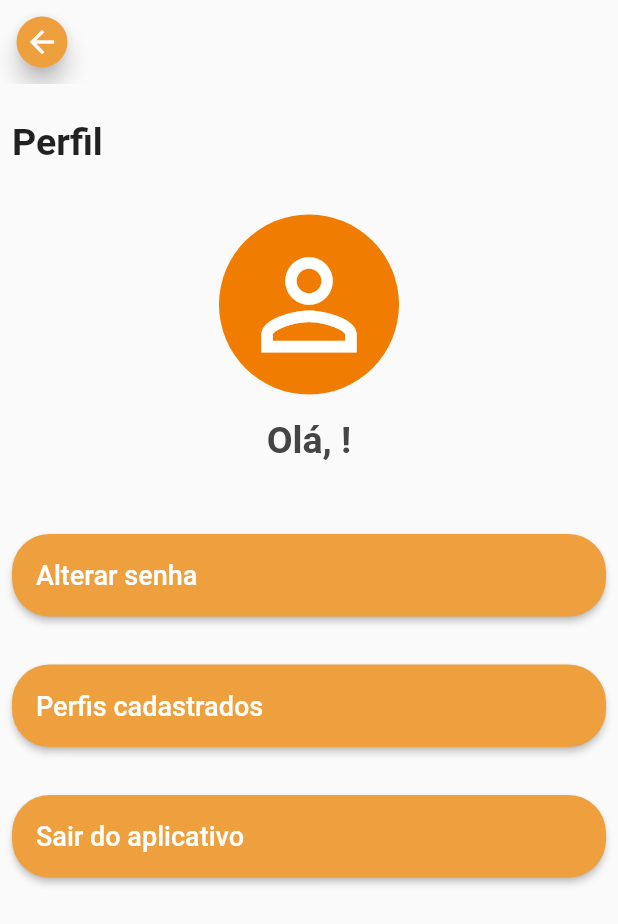
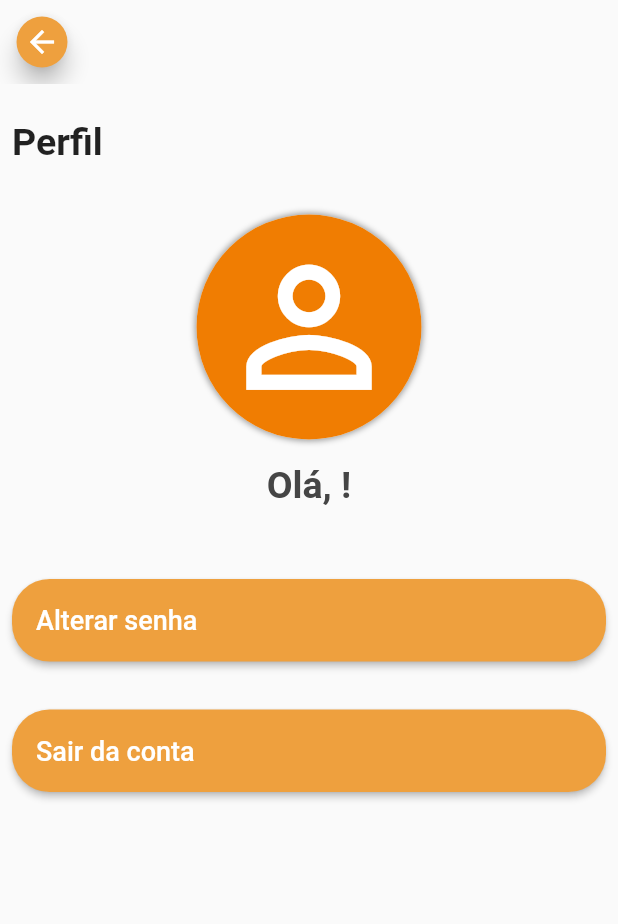
Before and after one commit to gustavocnp95/app-caldo-cana-campeao, a Flutter app: the UserMenuPage screen opened by its route, on a phone screen of 412 x 824 dp. Shown: the top 924 px of the screen. Run offline on Flutter 3.47's test engine with Material 2 defaults, Android fonts, the phone set to English and light mode, and no system bars; our stand-ins replace fluttertoast, shared_preferences; accounts and stored records are empty; generated files the repository leaves out were written again; network calls fail.

Commit message:
implementa logout

```diff
--- a/lib/commons/sharedpreferences/campeao_shared_preferences.dart
+++ b/lib/commons/sharedpreferences/campeao_shared_preferences.dart
@@ -67,4 +67,12 @@ class CampeaoSharedPreferences {
     return _sharedPreferences
         ?.getBool(CampeaoSharedPreferencesConstants.userIsAdmin);
   }
+
+  static void clearLogonInfos() {
+    _sharedPreferences?.remove(CampeaoSharedPreferencesConstants.userToken);
+    _sharedPreferences?.remove(CampeaoSharedPreferencesConstants.userName);
+    _sharedPreferences?.remove(CampeaoSharedPreferencesConstants.userId);
+    _sharedPreferences?.remove(CampeaoSharedPreferencesConstants.userIsAdmin);
+    _sharedPreferences?.remove(CampeaoSharedPreferencesConstants.userEmail);
+  }
 }
--- a/lib/login/login_page.dart
+++ b/lib/login/login_page.dart
@@ -70,7 +70,7 @@ class _LoginPageState extends State<LoginPage> {
                   () => Navigator.pushAndRemoveUntil(
                       context,
                       MaterialPageRoute(builder: (context) => const HomePage()),
-                      ModalRoute.withName('/Home')),
+                      ModalRoute.withName('/home')),
                 );
               },
             ),
--- a/lib/user_menu/UserMenuPage.dart
+++ b/lib/user_menu/UserMenuPage.dart
@@ -1,4 +1,5 @@
 import 'package:caldo_cana_campeao/custom_widgets/campeao_app_bar.dart';
+import 'package:caldo_cana_campeao/login/login_page.dart';
 import 'package:flutter/cupertino.dart';
 import 'package:flutter/material.dart';
 import 'package:flutter/rendering.dart';
@@ -26,17 +27,30 @@ class UserMenuPage extends StatelessWidget {
                 fontWeight: FontWeight.w700,
               ),
             ),
-            const Padding(
-              padding: EdgeInsets.only(top: 34),
+            Padding(
+              padding: const EdgeInsets.only(top: 34),
               child: Align(
                 alignment: Alignment.topCenter,
-                child: CircleAvatar(
-                  backgroundColor: CampeaoColors.primaryColorDark,
-                  radius: 60,
-                  child: Icon(
-                    Icons.person_outline,
-                    size: 95,
+                child: Container(
+                  decoration: const BoxDecoration(
                     color: Colors.white,
+                    shape: BoxShape.circle,
+                    boxShadow: [
+                      BoxShadow(
+                        blurRadius: 3,
+                        color: Colors.black38,
+                        spreadRadius: 1,
+                      )
+                    ],
+                  ),
+                  child: const CircleAvatar(
+                    backgroundColor: CampeaoColors.primaryColorDark,
+                    radius: 75,
+                    child: Icon(
+                      Icons.person_outline,
+                      size: 125,
+                      color: Colors.white,
+                    ),
                   ),
                 ),
               ),
@@ -49,24 +63,37 @@ class UserMenuPage extends StatelessWidget {
               ),
             ),
             Padding(
-              padding: const EdgeInsets.only(top: 48),
-              child: _createOptions(),
-            )
+                padding: const EdgeInsets.only(top: 48),
+                child: _createOptions(context))
           ],
         ),
       ),
     );
   }
 
-  ListView _createOptions() {
+  ListView _createOptions(BuildContext context) {
+    List<Widget> options = <Widget>[];
+    options.add(
+      _createOption("Alterar senha", () {}),
+    );
+    if (CampeaoSharedPreferences.getUserIsAdmin() ?? false) {
+      options.add(
+        _createOption("Perfis cadastrados", () {}),
+      );
+    }
+    options.add(
+      _createOption("Sair da conta", () {
+        CampeaoSharedPreferences.clearLogonInfos();
+        Navigator.pushAndRemoveUntil(
+            context,
+            MaterialPageRoute(builder: (context) => LoginPage()),
+            ModalRoute.withName('/login'));
+      }),
+    );
     return ListView(
       scrollDirection: Axis.vertical,
       shrinkWrap: true,
-      children: [
-        _createOption("Alterar senha", () {}),
-        _createOption("Perfis cadastrados", () {}),
-        _createOption("Sair do aplicativo", () {}),
-      ],
+      children: options,
     );
   }
 
```
